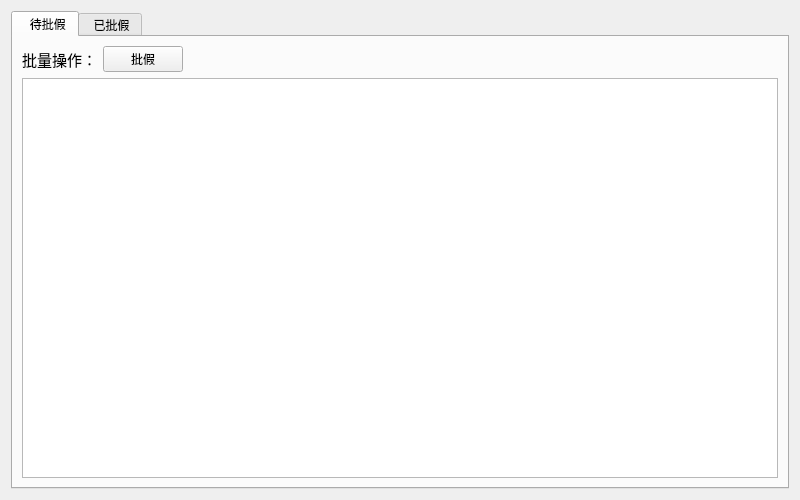
The window that system/leavesystem.ui (JunesTeam/homework) describes before a commit, drawn with Qt 5.
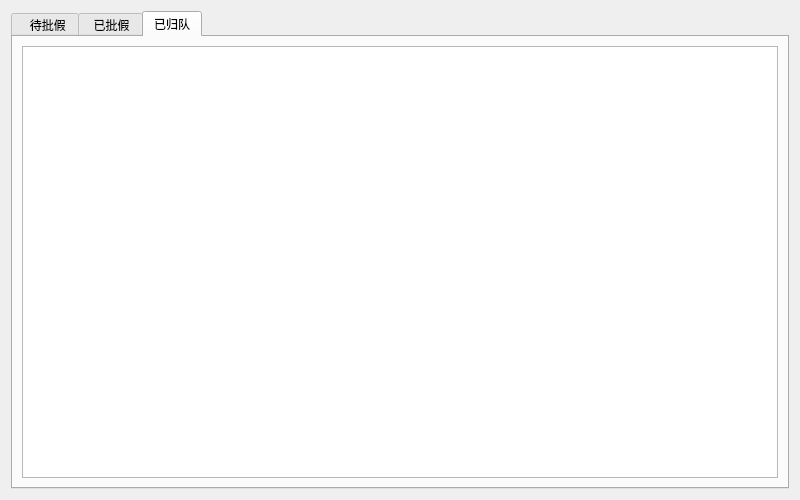
The same window after the commit.

```diff
--- a/system/leavesystem.ui
+++ b/system/leavesystem.ui
@@ -17,7 +17,7 @@
    <item row="0" column="0">
     <widget class="QTabWidget" name="tabWidget">
      <property name="currentIndex">
-      <number>0</number>
+      <number>2</number>
      </property>
      <widget class="QWidget" name="tab">
       <attribute name="title">
@@ -76,6 +76,16 @@
        </item>
       </layout>
      </widget>
+     <widget class="QWidget" name="tab_3">
+      <attribute name="title">
+       <string>已归队</string>
+      </attribute>
+      <layout class="QGridLayout" name="gridLayout_4">
+       <item row="0" column="0">
+        <widget class="QTableView" name="tableView_4"/>
+       </item>
+      </layout>
+     </widget>
     </widget>
    </item>
   </layout>
```
